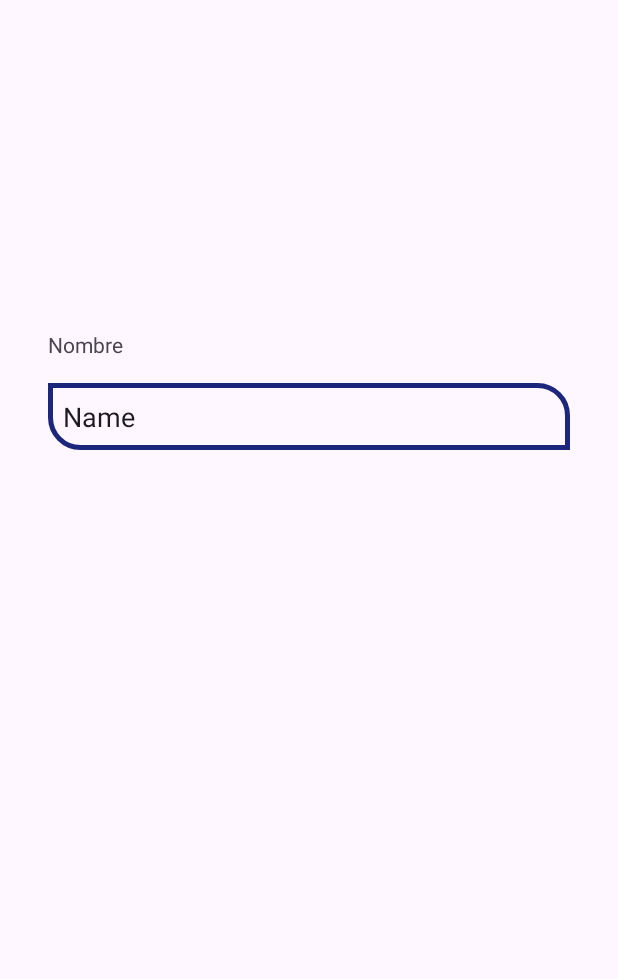
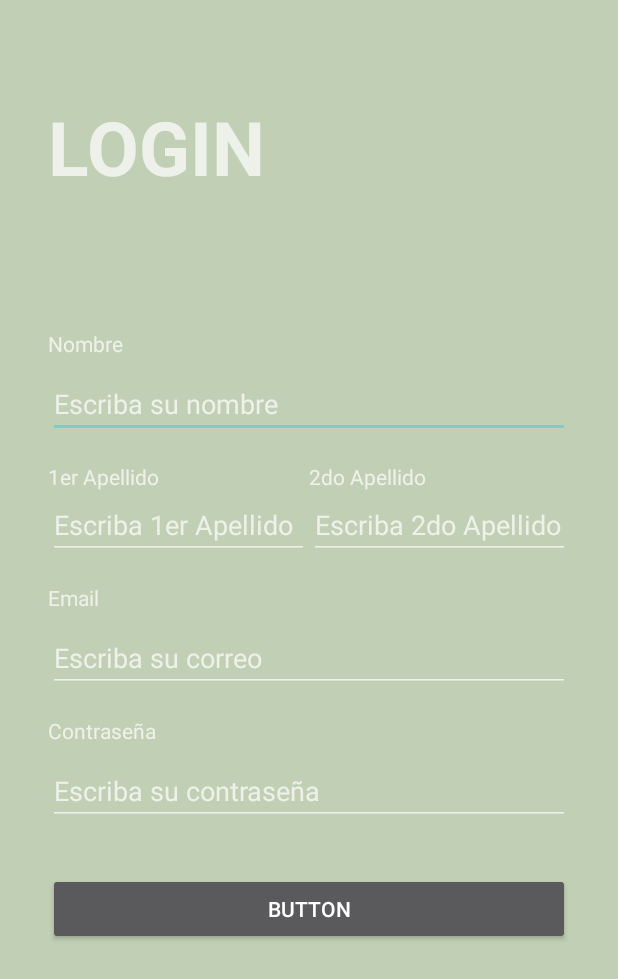
Before and after one commit to AlonsoER/Reservaciones, an Android app: the screen it shows after launch (Login), on a phone screen of 412 x 824 dp. Shown: the top 979 px of the screen. Run offline under Robolectric (Android 15) with nearby library versions, the phone set to English and light mode, and no system bars.

Commit message:
Detallando Login

```diff
--- a/app/build.gradle
+++ b/app/build.gradle
@@ -32,7 +32,6 @@ android {
 dependencies {
 
     implementation 'androidx.appcompat:appcompat:1.6.1'
-    implementation 'com.google.android.material:material:1.9.0'
     implementation 'androidx.constraintlayout:constraintlayout:2.1.4'
     implementation 'com.google.firebase:firebase-firestore:24.6.0'
     testImplementation 'junit:junit:4.13.2'
--- a/app/src/main/java/com/example/reservaciones/Login.java
+++ b/app/src/main/java/com/example/reservaciones/Login.java
@@ -3,12 +3,37 @@ package com.example.reservaciones;
 import androidx.appcompat.app.AppCompatActivity;
 
 import android.os.Bundle;
+import android.view.View;
+import android.widget.Button;
+import android.widget.EditText;
+import android.widget.Toast;
 
 public class Login extends AppCompatActivity {
+
+    private EditText nombre, apellido1, apellido2, email, contraseña;
+    private Button btnCrearUsuario;
 
     @Override
     protected void onCreate(Bundle savedInstanceState) {
         super.onCreate(savedInstanceState);
         setContentView(R.layout.activity_login);
+
+        init();
+
+        btnCrearUsuario.setOnClickListener(new View.OnClickListener() {
+            @Override
+            public void onClick(View v) {
+                Toast.makeText(Login.this, "Nombre " + nombre.getText() + " Apellidos " + apellido1.getText() + " " + apellido2.getText(), Toast.LENGTH_SHORT).show();
+            }
+        });
+    }
+
+    private void init (){
+        nombre = findViewById(R.id.edtNombreLogin);
+        apellido1 = findViewById(R.id.edt1erApellidoLogin);
+        apellido2 = findViewById(R.id.edt2doApellidoLogin);
+        email = findViewById(R.id.edtEmailLogin);
+        contraseña = findViewById(R.id.edtContraseña);
+        btnCrearUsuario = findViewById(R.id.btnCrearUsuario);
     }
 }
--- /dev/null
+++ b/app/src/main/res/drawable/border_bnt_toolbar.xml
@@ -0,0 +1,10 @@
+<?xml version="1.0" encoding="utf-8"?>
+<shape xmlns:android="http://schemas.android.com/apk/res/android">
+    <corners
+        android:topRightRadius="10dp"
+        android:topLeftRadius="10dp"
+        android:bottomLeftRadius="10dp"
+        android:bottomRightRadius="10dp"/>
+
+    <solid android:color="#99A98F"/>
+</shape>
--- a/app/src/main/res/layout/activity_login.xml
+++ b/app/src/main/res/layout/activity_login.xml
@@ -4,33 +4,172 @@
     xmlns:tools="http://schemas.android.com/tools"
     android:layout_width="match_parent"
     android:layout_height="match_parent"
+    android:background="#C1D0B5"
     tools:context=".Login">
+
+    <!--<include
+        layout="@layout/toolbar_top"
+        android:layout_width="match_parent"
+        android:layout_height="wrap_content"
+        app:layout_constraintBottom_toBottomOf="parent"
+        app:layout_constraintEnd_toEndOf="parent"
+        app:layout_constraintStart_toStartOf="parent" />-->
+
 
     <TextView
         android:id="@+id/textView"
+        android:layout_width="wrap_content"
+        android:layout_height="wrap_content"
+        android:layout_marginStart="32dp"
+        android:layout_marginTop="64dp"
+        android:text="LOGIN"
+        android:textSize="50sp"
+        android:textStyle="bold"
+        app:layout_constraintStart_toStartOf="parent"
+        app:layout_constraintTop_toTopOf="parent" />
+
+    <TextView
+        android:id="@+id/textView2"
         android:layout_width="match_parent"
         android:layout_height="wrap_content"
         android:layout_marginStart="32dp"
-        android:layout_marginTop="220dp"
+        android:layout_marginTop="88dp"
         android:layout_marginEnd="32dp"
         android:text="Nombre"
         app:layout_constraintEnd_toEndOf="parent"
-        app:layout_constraintHorizontal_bias="0.28"
         app:layout_constraintStart_toStartOf="parent"
-        app:layout_constraintTop_toTopOf="parent" />
+        app:layout_constraintTop_toBottomOf="@+id/textView" />
 
     <EditText
-        android:id="@+id/editTextText"
+        android:id="@+id/edtNombreLogin"
+        android:layout_width="match_parent"
+        android:layout_height="wrap_content"
+        android:layout_marginStart="32dp"
+        android:layout_marginTop="8dp"
+        android:layout_marginEnd="32dp"
+        android:ems="10"
+        android:hint="Escriba su nombre"
+        android:inputType="text"
+        app:layout_constraintEnd_toEndOf="parent"
+        app:layout_constraintStart_toStartOf="parent"
+        app:layout_constraintTop_toBottomOf="@+id/textView2" />
+
+    <LinearLayout
+        android:id="@+id/linearLayout"
         android:layout_width="match_parent"
         android:layout_height="wrap_content"
         android:layout_marginStart="32dp"
         android:layout_marginTop="16dp"
         android:layout_marginEnd="32dp"
-        android:background="@drawable/textview_border"
-        android:ems="10"
-        android:inputType="text"
-        android:text="Name"
+        android:orientation="horizontal"
         app:layout_constraintEnd_toEndOf="parent"
         app:layout_constraintStart_toStartOf="parent"
-        app:layout_constraintTop_toBottomOf="@+id/textView" />
+        app:layout_constraintTop_toBottomOf="@+id/edtNombreLogin">
+
+        <LinearLayout
+            android:layout_width="match_parent"
+            android:layout_height="wrap_content"
+            android:layout_weight="1"
+            android:orientation="vertical">
+
+            <TextView
+                android:id="@+id/textView3"
+                android:layout_width="match_parent"
+                android:layout_height="wrap_content"
+                android:text="1er Apellido" />
+
+            <EditText
+                android:id="@+id/edt1erApellidoLogin"
+                android:layout_width="match_parent"
+                android:layout_height="wrap_content"
+                android:ems="10"
+                android:hint="Escriba 1er Apellido"
+                android:inputType="text" />
+        </LinearLayout>
+
+        <LinearLayout
+            android:layout_width="match_parent"
+            android:layout_height="wrap_content"
+            android:layout_weight="1"
+            android:orientation="vertical">
+
+            <TextView
+                android:id="@+id/textView4"
+                android:layout_width="match_parent"
+                android:layout_height="wrap_content"
+                android:text="2do Apellido" />
+
+            <EditText
+                android:id="@+id/edt2doApellidoLogin"
+                android:layout_width="match_parent"
+                android:layout_height="wrap_content"
+                android:ems="10"
+                android:hint="Escriba 2do Apellido"
+                android:inputType="text" />
+        </LinearLayout>
+    </LinearLayout>
+
+    <TextView
+        android:id="@+id/textView5"
+        android:layout_width="match_parent"
+        android:layout_height="wrap_content"
+        android:layout_marginStart="32dp"
+        android:layout_marginTop="16dp"
+        android:layout_marginEnd="32dp"
+        android:text="Email"
+        app:layout_constraintEnd_toEndOf="parent"
+        app:layout_constraintStart_toStartOf="parent"
+        app:layout_constraintTop_toBottomOf="@+id/linearLayout" />
+
+    <EditText
+        android:id="@+id/edtEmailLogin"
+        android:layout_width="match_parent"
+        android:layout_height="wrap_content"
+        android:layout_marginStart="32dp"
+        android:layout_marginTop="8dp"
+        android:layout_marginEnd="32dp"
+        android:ems="10"
+        android:hint="Escriba su correo"
+        android:inputType="textEmailAddress"
+        app:layout_constraintEnd_toEndOf="parent"
+        app:layout_constraintStart_toStartOf="parent"
+        app:layout_constraintTop_toBottomOf="@+id/textView5" />
+
+    <TextView
+        android:id="@+id/textView7"
+        android:layout_width="match_parent"
+        android:layout_height="wrap_content"
+        android:layout_marginStart="32dp"
+        android:layout_marginTop="16dp"
+        android:layout_marginEnd="32dp"
+        android:text="Contraseña"
+        app:layout_constraintEnd_toEndOf="parent"
+        app:layout_constraintStart_toStartOf="parent"
+        app:layout_constraintTop_toBottomOf="@+id/edtEmailLogin" />
+
+    <EditText
+        android:id="@+id/edtContraseña"
+        android:layout_width="match_parent"
+        android:layout_height="wrap_content"
+        android:layout_marginStart="32dp"
+        android:layout_marginTop="8dp"
+        android:layout_marginEnd="32dp"
+        android:ems="10"
+        android:hint="Escriba su contraseña"
+        android:inputType="textPassword"
+        app:layout_constraintEnd_toEndOf="parent"
+        app:layout_constraintStart_toStartOf="parent"
+        app:layout_constraintTop_toBottomOf="@+id/textView7" />
+
+    <Button
+        android:id="@+id/btnCrearUsuario"
+        android:layout_width="match_parent"
+        android:layout_height="wrap_content"
+        android:layout_marginStart="32dp"
+        android:layout_marginTop="32dp"
+        android:layout_marginEnd="32dp"
+        android:text="Button"
+        app:layout_constraintEnd_toEndOf="parent"
+        app:layout_constraintStart_toStartOf="parent"
+        app:layout_constraintTop_toBottomOf="@+id/edtContraseña" />
 </androidx.constraintlayout.widget.ConstraintLayout>
--- /dev/null
+++ b/app/src/main/res/layout/toolbar_top.xml
@@ -0,0 +1,62 @@
+<?xml version="1.0" encoding="utf-8"?>
+<androidx.constraintlayout.widget.ConstraintLayout xmlns:android="http://schemas.android.com/apk/res/android"
+    xmlns:app="http://schemas.android.com/apk/res-auto"
+    android:layout_width="match_parent"
+    android:layout_height="match_parent"
+    xmlns:tools="http://schemas.android.com/tools">
+
+    <LinearLayout
+        android:layout_width="match_parent"
+        android:layout_height="65dp"
+        android:background="#C1D0B5"
+        android:orientation="horizontal"
+        app:layout_constraintBottom_toBottomOf="parent"
+        tools:ignore="MissingConstraints"
+        tools:layout_editor_absoluteX="1dp">
+
+        <!-- <LinearLayout
+             android:layout_width="wrap_content"
+             android:layout_height="wrap_content"
+             android:orientation="horizontal">
+
+            <ImageView
+                 android:layout_width="70dp"
+                 android:layout_height="wrap_content"
+                 android:src="@drawable/logo"/>
+        </LinearLayout>-->
+
+        <LinearLayout
+            android:layout_width="match_parent"
+            android:layout_height="wrap_content"
+            android:layout_gravity="center_vertical"
+            android:gravity="center"
+            android:orientation="horizontal">
+
+            <Button
+                android:layout_width="wrap_content"
+                android:layout_height="wrap_content"
+                android:background="@drawable/border_bnt_toolbar"
+                android:padding="15dp"
+                android:text="Principal"/>
+
+            <Button
+                android:layout_width="wrap_content"
+                android:layout_height="wrap_content"
+                android:text="Carrito"
+                android:background="@drawable/border_bnt_toolbar"
+                android:layout_marginLeft="2dp"
+                android:padding="15dp"
+                android:layout_marginRight="2dp" />
+
+            <Button
+                android:layout_width="wrap_content"
+                android:layout_height="wrap_content"
+                android:text="Perfil"
+                android:padding="15dp"
+                android:background="@drawable/border_bnt_toolbar" />
+
+        </LinearLayout>
+
+    </LinearLayout>
+
+</androidx.constraintlayout.widget.ConstraintLayout>
--- a/app/src/main/res/values-night/themes.xml
+++ b/app/src/main/res/values-night/themes.xml
@@ -1,6 +1,6 @@
 <resources xmlns:tools="http://schemas.android.com/tools">
     <!-- Base application theme. -->
-    <style name="Base.Theme.Reservaciones" parent="Theme.Material3.DayNight.NoActionBar">
+    <style name="Base.Theme.Reservaciones" parent="Theme.AppCompat.NoActionBar">
         <!-- Customize your dark theme here. -->
         <!-- <item name="colorPrimary">@color/my_dark_primary</item> -->
     </style>
--- a/app/src/main/res/values/colors.xml
+++ b/app/src/main/res/values/colors.xml
@@ -2,4 +2,5 @@
 <resources>
     <color name="black">#FF000000</color>
     <color name="white">#FFFFFFFF</color>
+    <color name="verde_musgo">#C1D0B5</color>
 </resources>
--- a/app/src/main/res/values/themes.xml
+++ b/app/src/main/res/values/themes.xml
@@ -1,8 +1,9 @@
 <resources xmlns:tools="http://schemas.android.com/tools">
     <!-- Base application theme. -->
-    <style name="Base.Theme.Reservaciones" parent="Theme.Material3.DayNight.NoActionBar">
+    <style name="Base.Theme.Reservaciones" parent="Theme.AppCompat.NoActionBar">
         <!-- Customize your light theme here. -->
         <!-- <item name="colorPrimary">@color/my_light_primary</item> -->
+        <item name="colorPrimary">#99A98F</item>
     </style>
 
     <style name="Theme.Reservaciones" parent="Base.Theme.Reservaciones" />
```
